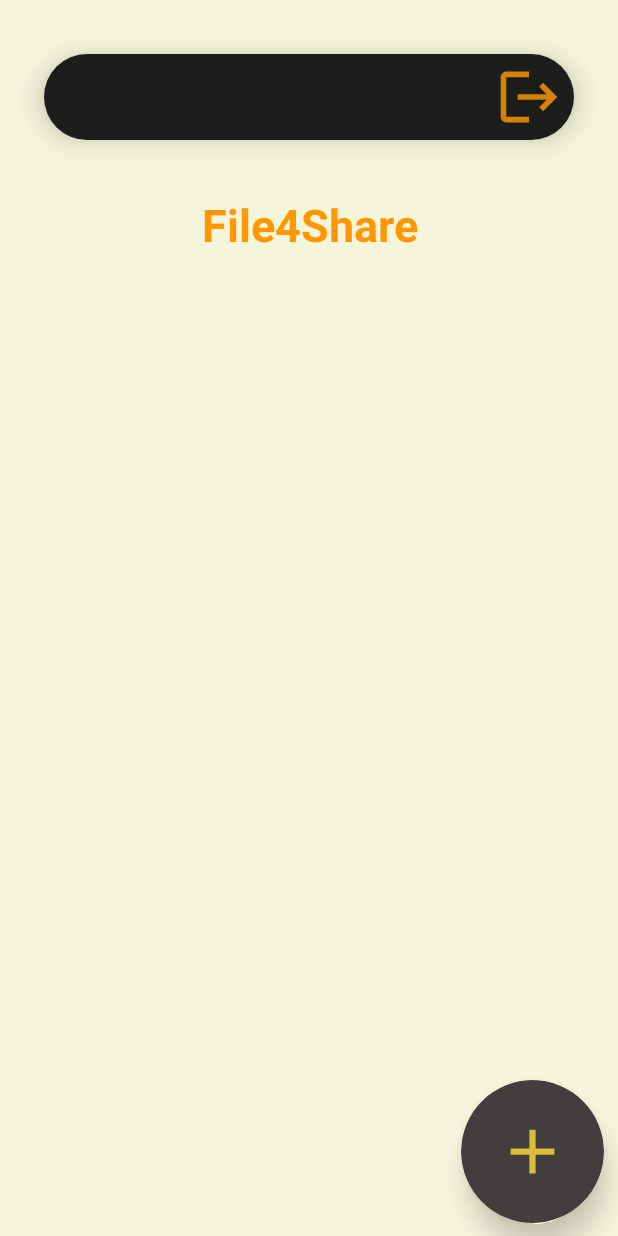
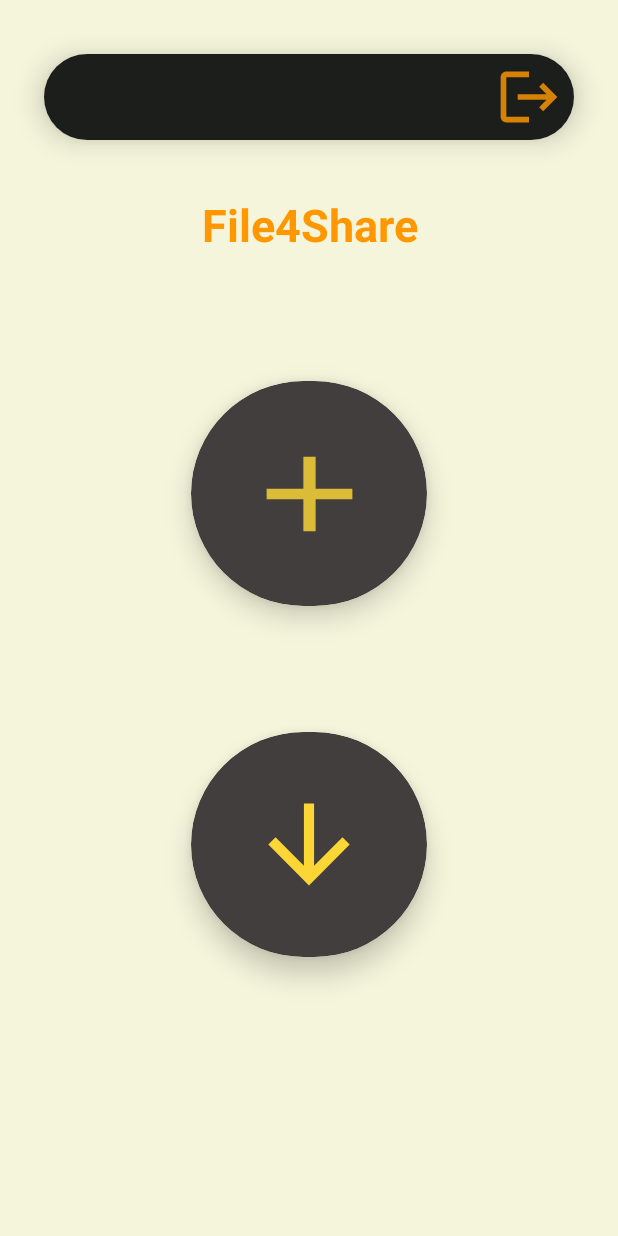
Before and after one commit to SWARNAJIT-SAHOO/File4Share-Project, an Android app: the screen it shows after launch once a user with an empty profile is signed in (HomePage), on a phone screen of 412 x 824 dp. Run offline under Robolectric (Android 15) with nearby library versions, the phone set to English and light mode, and no system bars; our stand-ins replace Firebase (no records; nobody signed in at launch, a user with empty details on screens opened directly).

Commit message:
finished project

```diff
--- a/app/build.gradle
+++ b/app/build.gradle
@@ -40,7 +40,9 @@ dependencies {
     implementation 'com.google.firebase:firebase-storage-ktx:20.2.1'
     implementation 'com.google.firebase:firebase-auth:22.0.0'
     implementation 'com.google.firebase:firebase-database:20.2.1'
+
     implementation 'com.google.android.material:material:1.9.0'
+    implementation 'com.google.firebase:firebase-storage:20.1.0'
     testImplementation 'junit:junit:4.13.2'
     androidTestImplementation 'androidx.test.ext:junit:1.1.5'
     androidTestImplementation 'androidx.test.espresso:espresso-core:3.5.1'
--- a/app/src/main/java/com/example/file4share/HomePage.java
+++ b/app/src/main/java/com/example/file4share/HomePage.java
@@ -22,12 +22,9 @@ public class HomePage extends AppCompatActivity {
     @Override
     protected void onCreate(Bundle savedInstanceState) {
         super.onCreate(savedInstanceState);
-        requestWindowFeature(Window.FEATURE_NO_TITLE);   //to make full screen
-        getWindow().setFlags(WindowManager.LayoutParams.FLAG_FULLSCREEN, WindowManager.LayoutParams.FLAG_FULLSCREEN);
-        setContentView(R.layout.activity_home_page);
+  setContentView(R.layout.activity_home_page);
         auth = FirebaseAuth.getInstance();
         user = auth.getCurrentUser();
-
     }
 
 
@@ -56,6 +53,10 @@ public class HomePage extends AppCompatActivity {
         Intent in = new Intent(HomePage.this, UploadPage.class);
         startActivity(in);
     }
+    public void downloadpage(View view){
+        Intent in = new Intent(HomePage.this, download_file.class);
+        startActivity(in);
+    }
 
 
     public void logout1(){
--- /dev/null
+++ b/app/src/main/res/color/my_light_primary.xml
@@ -0,0 +1,4 @@
+<?xml version="1.0" encoding="utf-8"?>
+<selector xmlns:android="http://schemas.android.com/apk/res/android">
+    <item  android:color="#f5f5dc"></item>
+</selector>
--- /dev/null
+++ b/app/src/main/res/drawable/baseline_arrow_downward_24.xml
@@ -0,0 +1,5 @@
+<vector android:alpha="0.99" android:height="24dp"
+    android:tint="#000000" android:viewportHeight="24"
+    android:viewportWidth="24" android:width="24dp" xmlns:android="http://schemas.android.com/apk/res/android">
+    <path android:fillColor="@android:color/white" android:pathData="M20,12l-1.41,-1.41L13,16.17V4h-2v12.17l-5.58,-5.59L4,12l8,8 8,-8z"/>
+</vector>
--- a/app/src/main/res/layout/activity_home_page.xml
+++ b/app/src/main/res/layout/activity_home_page.xml
@@ -5,6 +5,7 @@
     android:layout_width="match_parent"
     android:layout_height="match_parent"
     android:background="#f5f5dc"
+
     android:gravity="center"
     >
 
@@ -34,42 +35,9 @@
             tools:ignore="MissingConstraints"
             tools:layout_editor_absoluteX="10dp" />
 
-        <androidx.cardview.widget.CardView
-            android:id="@+id/cardView11"
-            android:layout_width="95dp"
-            android:layout_height="95dp"
-            android:layout_marginTop="445dp"
-            android:backgroundTint="#433E3E"
 
-            app:cardCornerRadius="6in"
-            app:cardElevation="11dp"
-            app:layout_constraintBottom_toBottomOf="parent"
-            app:layout_constraintEnd_toEndOf="parent"
-            app:layout_constraintHorizontal_bias="0.97"
-            app:layout_constraintStart_toStartOf="parent"
-            app:layout_constraintTop_toBottomOf="@+id/name"
-            app:layout_constraintVertical_bias="0.925">
 
-            <androidx.constraintlayout.widget.ConstraintLayout
-                android:layout_width="match_parent"
-                android:layout_height="match_parent">
 
-                <androidx.appcompat.widget.AppCompatButton
-                    android:layout_width="50dp"
-                    android:layout_height="50dp"
-                    android:padding="55dp"
-                    android:background="@drawable/baseline_add_24"
-                    android:backgroundTint="#FDD835"
-                    app:layout_constraintBottom_toBottomOf="parent"
-                    android:onClick="uploadpage"
-                    app:layout_constraintEnd_toEndOf="parent"
-                    app:layout_constraintStart_toStartOf="parent"
-                    app:layout_constraintTop_toTopOf="parent"
-                    tools:ignore="MissingConstraints"></androidx.appcompat.widget.AppCompatButton>
-
-            </androidx.constraintlayout.widget.ConstraintLayout>
-
-        </androidx.cardview.widget.CardView>
 
         <androidx.cardview.widget.CardView
             android:id="@+id/cardView1"
@@ -112,6 +80,77 @@
         </androidx.cardview.widget.CardView>
 
 
+        <androidx.cardview.widget.CardView
+            android:id="@+id/cardView11"
+            android:layout_width="157dp"
+            android:layout_height="150dp"
+            android:layout_marginTop="84dp"
+            android:backgroundTint="#433E3E"
+            app:cardCornerRadius="6in"
+            app:cardElevation="11dp"
+            app:layout_constraintEnd_toEndOf="parent"
+            app:layout_constraintStart_toStartOf="parent"
+            app:layout_constraintTop_toBottomOf="@+id/name">
+
+            <androidx.constraintlayout.widget.ConstraintLayout
+                android:layout_width="match_parent"
+                android:layout_height="match_parent">
+
+                <androidx.appcompat.widget.AppCompatButton
+                    android:layout_width="98dp"
+                    android:layout_height="85dp"
+                    android:background="@drawable/baseline_add_24"
+                    android:backgroundTint="#FDD835"
+                    android:onClick="uploadpage"
+
+                    android:padding="55dp"
+                    app:layout_constraintBottom_toBottomOf="parent"
+                    app:layout_constraintEnd_toEndOf="parent"
+                    app:layout_constraintStart_toStartOf="parent"
+                    app:layout_constraintTop_toTopOf="parent"
+                    tools:ignore="MissingConstraints"></androidx.appcompat.widget.AppCompatButton>
+            </androidx.constraintlayout.widget.ConstraintLayout>
+
+
+        </androidx.cardview.widget.CardView>
+
+
+        <androidx.cardview.widget.CardView
+            android:id="@+id/cardView12"
+            android:layout_width="157dp"
+            android:layout_height="150dp"
+            android:layout_marginTop="84dp"
+            android:backgroundTint="#433E3E"
+            app:cardCornerRadius="6in"
+            app:cardElevation="11dp"
+
+            app:layout_constraintEnd_toEndOf="parent"
+            app:layout_constraintStart_toStartOf="parent"
+            app:layout_constraintTop_toBottomOf="@+id/cardView11">
+
+            <androidx.constraintlayout.widget.ConstraintLayout
+                android:layout_width="match_parent"
+                android:layout_height="match_parent">
+
+                <androidx.appcompat.widget.AppCompatButton
+                    android:layout_width="81dp"
+                    android:layout_height="82dp"
+                    android:background="@drawable/baseline_arrow_downward_24"
+                    android:backgroundTint="#FDD835"
+                    android:onClick="downloadpage"
+
+                    android:padding="55dp"
+                    app:layout_constraintBottom_toBottomOf="parent"
+                    app:layout_constraintEnd_toEndOf="parent"
+                    app:layout_constraintStart_toStartOf="parent"
+                    app:layout_constraintTop_toTopOf="parent"
+                    tools:ignore="MissingConstraints"></androidx.appcompat.widget.AppCompatButton>
+            </androidx.constraintlayout.widget.ConstraintLayout>
+
+
+        </androidx.cardview.widget.CardView>
+
+
     </androidx.constraintlayout.widget.ConstraintLayout>
 
 
--- a/app/src/main/res/values-night/themes.xml
+++ b/app/src/main/res/values-night/themes.xml
@@ -2,6 +2,7 @@
     <!-- Base application theme. -->
     <style name="Base.Theme.File4share" parent="Theme.Material3.DayNight.NoActionBar">
         <!-- Customize your dark theme here. -->
+        <item name="android:background">@color/back</item>
         <!-- <item name="colorPrimary">@color/my_dark_primary</item> -->
     </style>
 </resources>
--- a/app/src/main/res/values/colors.xml
+++ b/app/src/main/res/values/colors.xml
@@ -2,4 +2,5 @@
 <resources>
     <color name="black">#FF000000</color>
     <color name="white">#FFFFFFFF</color>
+    <color name="back">#f5f5dc</color>
 </resources>
--- a/app/src/main/res/values/themes.xml
+++ b/app/src/main/res/values/themes.xml
@@ -2,7 +2,7 @@
     <!-- Base application theme. -->
     <style name="Base.Theme.File4share" parent="Theme.Material3.DayNight.NoActionBar">
         <!-- Customize your light theme here. -->
-        <!-- <item name="colorPrimary">@color/my_light_primary</item> -->
+         <item name="colorPrimary">@color/my_light_primary</item>
     </style>
 
     <style name="Theme.File4share" parent="Base.Theme.File4share" />
```
Also changed, not shown: app/src/main/AndroidManifest.xml (+11 -4 lines), app/src/main/java/com/example/file4share/PdfAdapter.java (added, +85 -0 lines), app/src/main/java/com/example/file4share/UploadPage.java (+99 -12 lines), app/src/main/java/com/example/file4share/download_file.java (added, +68 -0 lines), app/src/main/java/com/example/file4share/putPdf.java (added, +31 -0 lines), app/src/main/res/drawable/shap2.xml (added, +14 -0 lines), app/src/main/res/layout/activity_download_file.xml (added, +69 -0 lines), app/src/main/res/layout/pdf_item.xml (added, +41 -0 lines), 1 other file.
